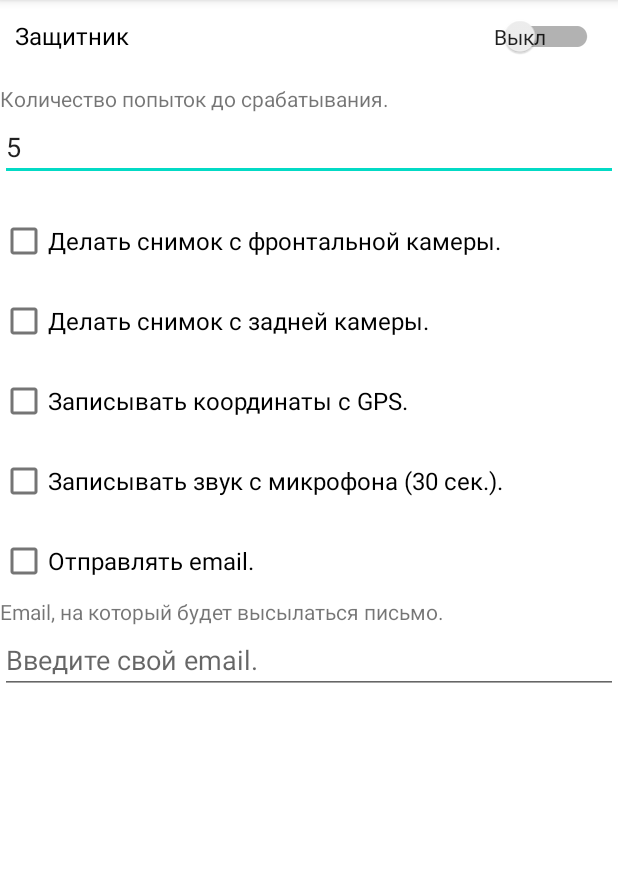
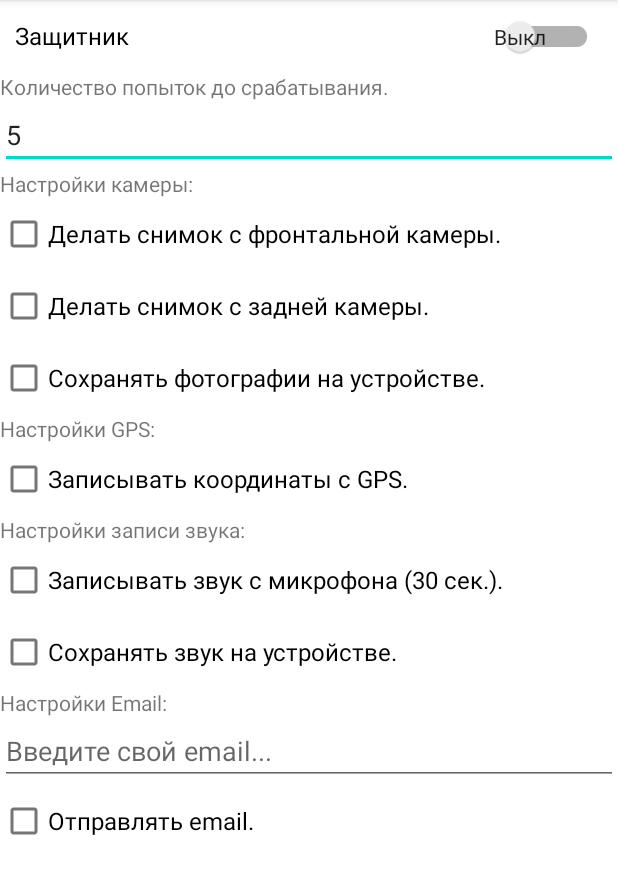
Before and after one commit to xMakcRrR/Phone_Protector, an Android app: the screen it shows after launch (MainActivity), on a phone screen of 412 x 824 dp, the part 84-978 px from its top. Run offline under Robolectric (Android 15) with nearby library versions, the phone set to English and light mode, and no system bars.

```diff
--- a/app/src/main/java/com/mr/phoneprotector/MainActivity.java
+++ b/app/src/main/java/com/mr/phoneprotector/MainActivity.java
@@ -12,6 +12,7 @@ import android.content.Intent;
 import android.content.SharedPreferences;
 import android.content.pm.PackageManager;
 import android.os.Bundle;
+import android.os.Handler;
 import android.text.Editable;
 import android.text.TextWatcher;
 import android.util.Log;
@@ -27,6 +28,7 @@ public class MainActivity extends AppCompatActivity implements CompoundButton.On
     public static final int REQUEST_NETWORK_STATE_CODE = 3;
     public static String NOTIF_ID_STRING = "phn_prtctr01";
     public static int NOTIF_ID = 2054;
+
     //PREFERENCES KEYS
     public static final String PREF_NAME = "PHONE_PROTECTOR_PREF";
     public static final String KEY_EMAIL_SWITCH = "KEY_EMAIL_SWITCH";
@@ -36,6 +38,8 @@ public class MainActivity extends AppCompatActivity implements CompoundButton.On
     public static final String KEY_COORDINATES = "KEY_COORDINATES";
     public static final String KEY_AUDIO = "KEY_AUDIO";
     public static final String KEY_EMAIL_EDIT = "KEY_EMAIL_EDIT";
+    public static final String KEY_PHOTO_SAVE = "KEY_PHOTO_SAVE";
+    public static final String KEY_SOUND_SAVE = "KEY_SOUND_SAVE";
 
     SharedPreferences sharedPreferences;
 
@@ -48,6 +52,10 @@ public class MainActivity extends AppCompatActivity implements CompoundButton.On
     CheckBox checkBoxCoordinates;
     CheckBox checkBoxAudio;
     CheckBox checkBoxSendEmail;
+    CheckBox checkBoxPhotoSave;
+    CheckBox checkBoxSoundSave;
+
+    //TODO checkBoxes for save options
 
     @Override
     protected void onCreate(Bundle savedInstanceState) {
@@ -147,6 +155,20 @@ public class MainActivity extends AppCompatActivity implements CompoundButton.On
             checkBoxSendEmail.setChecked(true);
         }
         checkBoxSendEmail.setOnCheckedChangeListener(this);
+
+        //photo save switch prep
+        checkBoxPhotoSave = findViewById(R.id.checkBoxCameraPhotoSave);
+        if (sharedPreferences.getBoolean(KEY_PHOTO_SAVE, false)) {
+            checkBoxPhotoSave.setChecked(true);
+        }
+        checkBoxPhotoSave.setOnCheckedChangeListener(this);
+
+        //photo save switch prep
+        checkBoxSoundSave = findViewById(R.id.checkBoxSoundSave);
+        if (sharedPreferences.getBoolean(KEY_SOUND_SAVE, false)) {
+            checkBoxSoundSave.setChecked(true);
+        }
+        checkBoxSoundSave.setOnCheckedChangeListener(this);
     }
 
     @Override
@@ -171,7 +193,7 @@ public class MainActivity extends AppCompatActivity implements CompoundButton.On
             }
         }
 
-        if (buttonView == findViewById(R.id.checkBoxCoordinates)) {
+        else if (buttonView == findViewById(R.id.checkBoxCoordinates)) {
             if (isChecked) {
                 if(!CheckPermissionsLocation()) {
                     requestPermissionsLocation();
@@ -184,7 +206,7 @@ public class MainActivity extends AppCompatActivity implements CompoundButton.On
             editor.apply();
         }
 
-        if (buttonView == findViewById(R.id.checkBoxCameraFront)) {
+        else if (buttonView == findViewById(R.id.checkBoxCameraFront)) {
             if (isChecked) {
                 //TODO PERMISSIONS FOR CAMERA
                 editor.putBoolean(KEY_CAMERA_F, true);
@@ -195,7 +217,7 @@ public class MainActivity extends AppCompatActivity implements CompoundButton.On
             editor.apply();
         }
 
-        if (buttonView == findViewById(R.id.checkBoxCameraBack)) {
+        else if (buttonView == findViewById(R.id.checkBoxCameraBack)) {
             if (isChecked) {
                 //TODO PERMISSIONS FOR CAMERA
                 editor.putBoolean(KEY_CAMERA_B, true);
@@ -206,7 +228,7 @@ public class MainActivity extends AppCompatActivity implements CompoundButton.On
             editor.apply();
         }
 
-        if (buttonView == findViewById(R.id.checkBoxAudio)) {
+        else if (buttonView == findViewById(R.id.checkBoxAudio)) {
             if (isChecked) {
                 if(!CheckPermissionsAudioRecord()) {
                     requestPermissionsAudioRecord();
@@ -219,12 +241,32 @@ public class MainActivity extends AppCompatActivity implements CompoundButton.On
             editor.apply();
         }
 
-        if (buttonView == findViewById(R.id.checkBoxSendEmail)) {
+        else if (buttonView == findViewById(R.id.checkBoxSendEmail)) {
             if (isChecked) {
                 editor.putBoolean(KEY_EMAIL_SWITCH, true);
             }
             else {
                 editor.putBoolean(KEY_EMAIL_SWITCH, false);
+            }
+            editor.apply();
+        }
+
+        else if (buttonView == findViewById(R.id.checkBoxCameraPhotoSave)) {
+            if (isChecked) {
+                editor.putBoolean(KEY_PHOTO_SAVE, true);
+            }
+            else {
+                editor.putBoolean(KEY_PHOTO_SAVE, false);
+            }
+            editor.apply();
+        }
+
+        else if (buttonView == findViewById(R.id.checkBoxSoundSave)) {
+            if (isChecked) {
+                editor.putBoolean(KEY_SOUND_SAVE, true);
+            }
+            else {
+                editor.putBoolean(KEY_SOUND_SAVE, false);
             }
             editor.apply();
         }
--- a/app/src/main/res/layout/activity_main.xml
+++ b/app/src/main/res/layout/activity_main.xml
@@ -29,11 +29,10 @@
         android:ems="10"
         android:hint="@string/attempts_text2"
         android:inputType="number"
+        android:maxLength="2"
         app:layout_constraintEnd_toEndOf="parent"
-        app:layout_constraintHorizontal_bias="0.0"
         app:layout_constraintStart_toStartOf="parent"
-        app:layout_constraintTop_toBottomOf="@+id/textViewForAttempts"
-        android:maxLength="2"/>
+        app:layout_constraintTop_toBottomOf="@+id/textViewForAttempts" />
 
     <EditText
         android:id="@+id/editTextEmail"
@@ -44,7 +43,6 @@
         android:hint="@string/edit_text_email"
         android:inputType="textEmailAddress"
         app:layout_constraintEnd_toEndOf="parent"
-        app:layout_constraintHorizontal_bias="0.0"
         app:layout_constraintStart_toStartOf="parent"
         app:layout_constraintTop_toBottomOf="@+id/textViewForEmail" />
 
@@ -52,70 +50,109 @@
         android:id="@+id/checkBoxCameraFront"
         android:layout_width="0dp"
         android:layout_height="wrap_content"
-        android:layout_marginTop="16dp"
         android:text="@string/check_box_camera_f_text"
         android:textSize="16sp"
         app:layout_constraintEnd_toEndOf="parent"
         app:layout_constraintStart_toStartOf="parent"
-        app:layout_constraintTop_toBottomOf="@+id/editTextAttempts" />
+        app:layout_constraintTop_toBottomOf="@+id/textViewForPhoto" />
 
     <CheckBox
         android:id="@+id/checkBoxCameraBack"
         android:layout_width="0dp"
         android:layout_height="wrap_content"
-        android:layout_marginTop="5dp"
         android:text="@string/check_box_camera_b_text"
         android:textSize="16sp"
         app:layout_constraintEnd_toEndOf="parent"
-        app:layout_constraintHorizontal_bias="0.0"
         app:layout_constraintStart_toStartOf="parent"
         app:layout_constraintTop_toBottomOf="@+id/checkBoxCameraFront" />
+
+    <CheckBox
+        android:id="@+id/checkBoxCameraPhotoSave"
+        android:layout_width="0dp"
+        android:layout_height="wrap_content"
+        android:text="@string/check_box_photo_save"
+        android:textSize="16sp"
+        app:layout_constraintEnd_toEndOf="parent"
+        app:layout_constraintStart_toStartOf="parent"
+        app:layout_constraintTop_toBottomOf="@+id/checkBoxCameraBack" />
 
     <CheckBox
         android:id="@+id/checkBoxCoordinates"
         android:layout_width="0dp"
         android:layout_height="wrap_content"
-        android:layout_marginTop="5dp"
         android:text="@string/check_box_coordinates_text"
         android:textSize="16sp"
         app:layout_constraintEnd_toEndOf="parent"
-        app:layout_constraintHorizontal_bias="0.0"
         app:layout_constraintStart_toStartOf="parent"
-        app:layout_constraintTop_toBottomOf="@+id/checkBoxCameraBack" />
+        app:layout_constraintTop_toBottomOf="@+id/textViewForGps" />
 
     <CheckBox
         android:id="@+id/checkBoxAudio"
         android:layout_width="0dp"
         android:layout_height="wrap_content"
-        android:layout_marginTop="5dp"
         android:text="@string/check_box_audio_text"
         android:textSize="16sp"
         app:layout_constraintEnd_toEndOf="parent"
-        app:layout_constraintHorizontal_bias="0.0"
         app:layout_constraintStart_toStartOf="parent"
-        app:layout_constraintTop_toBottomOf="@+id/checkBoxCoordinates" />
+        app:layout_constraintTop_toBottomOf="@+id/textViewForSound" />
+
+    <CheckBox
+        android:id="@+id/checkBoxSoundSave"
+        android:layout_width="0dp"
+        android:layout_height="wrap_content"
+        android:text="@string/check_box_sound_save"
+        android:textSize="16sp"
+        app:layout_constraintEnd_toEndOf="parent"
+        app:layout_constraintStart_toStartOf="parent"
+        app:layout_constraintTop_toBottomOf="@+id/checkBoxAudio" />
 
     <CheckBox
         android:id="@+id/checkBoxSendEmail"
         android:layout_width="0dp"
         android:layout_height="wrap_content"
-        android:layout_marginTop="5dp"
         android:text="@string/check_box_send_email"
         android:textSize="16sp"
+        app:layout_constraintBottom_toBottomOf="parent"
         app:layout_constraintEnd_toEndOf="parent"
-        app:layout_constraintHorizontal_bias="0.0"
         app:layout_constraintStart_toStartOf="parent"
-        app:layout_constraintTop_toBottomOf="@+id/checkBoxAudio" />
+        app:layout_constraintTop_toBottomOf="@+id/editTextEmail"
+        app:layout_constraintVertical_bias="0.0" />
 
     <TextView
         android:id="@+id/textViewForAttempts"
         android:layout_width="0dp"
         android:layout_height="wrap_content"
-        android:layout_marginTop="8dp"
         android:text="@string/attempts_text"
         app:layout_constraintEnd_toEndOf="parent"
         app:layout_constraintStart_toStartOf="parent"
         app:layout_constraintTop_toBottomOf="@+id/starter_switch" />
+
+    <TextView
+        android:id="@+id/textViewForPhoto"
+        android:layout_width="0dp"
+        android:layout_height="wrap_content"
+        android:text="@string/text_photo_opt"
+        app:layout_constraintEnd_toEndOf="parent"
+        app:layout_constraintStart_toStartOf="parent"
+        app:layout_constraintTop_toBottomOf="@+id/editTextAttempts" />
+
+    <TextView
+        android:id="@+id/textViewForGps"
+        android:layout_width="0dp"
+        android:layout_height="wrap_content"
+        android:text="@string/text_gps_opt"
+        app:layout_constraintEnd_toEndOf="parent"
+        app:layout_constraintStart_toStartOf="parent"
+        app:layout_constraintTop_toBottomOf="@+id/checkBoxCameraPhotoSave" />
+
+    <TextView
+        android:id="@+id/textViewForSound"
+        android:layout_width="0dp"
+        android:layout_height="wrap_content"
+        android:text="@string/text_sound_opt"
+        app:layout_constraintEnd_toEndOf="parent"
+        app:layout_constraintStart_toStartOf="parent"
+        app:layout_constraintTop_toBottomOf="@+id/checkBoxCoordinates" />
 
     <TextView
         android:id="@+id/textViewForEmail"
@@ -123,8 +160,7 @@
         android:layout_height="wrap_content"
         android:text="@string/text_view_for_email"
         app:layout_constraintEnd_toEndOf="parent"
-        app:layout_constraintHorizontal_bias="0.0"
         app:layout_constraintStart_toStartOf="parent"
-        app:layout_constraintTop_toBottomOf="@+id/checkBoxSendEmail" />
+        app:layout_constraintTop_toBottomOf="@+id/checkBoxSoundSave" />
 
 </androidx.constraintlayout.widget.ConstraintLayout>
--- a/app/src/main/res/values/strings.xml
+++ b/app/src/main/res/values/strings.xml
@@ -14,7 +14,7 @@
         Без режима администратора приложение не будет работать. При выключении "защиты" режим
         администратора отключается.
         ВАЖНО: ЕСЛИ ВЫ ЗАХОТИТЕ УДАЛИТЬ ПРИЛОЖЕНИЕ, СНАЧАЛА НУЖНО БУДЕТ ОТКЛЮЧИТЬ "ЗАЩИТУ".
-        В ПРОТИВНОМ СЛУЧАЕ ПРИЛОЖЕНИЕ ПОПРОСТУ НЕ УДАЛИТСЯ.</string>
+        В ПРОТИВНОМ СЛУЧАЕ ПРИЛОЖЕНИЕ НА НЕКОТОРЫХ УСТРОЙСТВАХ МОЖЕТ ПОПРОСТУ НЕ УДАЛИТЬСЯ.</string>
     <string name="attempts_text">Количество попыток до срабатывания.</string>
     <string name="attempts_text2">Введите количество попыток до срабатывания.</string>
     <string name="check_box_camera_f_text">Делать снимок с фронтальной камеры.</string>
@@ -22,8 +22,13 @@
     <string name="check_box_coordinates_text">Записывать координаты с GPS.</string>
     <string name="check_box_audio_text">Записывать звук с микрофона (30 сек.).</string>
     <string name="check_box_send_email">Отправлять email.</string>
+    <string name="check_box_photo_save">Сохранять фотографии на устройстве.</string>
+    <string name="check_box_sound_save">Сохранять звук на устройстве.</string>
     <string name="logg">phonerprotecorovich@gmail.com</string>
     <string name="pass">PhonerPassSlozniy</string>
-    <string name="text_view_for_email">Email, на который будет высылаться письмо.</string>
-    <string name="edit_text_email">Введите свой email.</string>
+    <string name="text_view_for_email">Настройки Email:</string>
+    <string name="edit_text_email">Введите свой email...</string>
+    <string name="text_photo_opt">Настройки камеры:</string>
+    <string name="text_gps_opt">Настройки GPS:</string>
+    <string name="text_sound_opt">Настройки записи звука:</string>
 </resources>
```
Also changed, not shown: app/src/main/java/com/mr/phoneprotector/AdminReceiver.java (+22 -13 lines), app/src/main/java/com/mr/phoneprotector/CoordinatesTaker.java (+2 -9 lines), app/src/main/java/com/mr/phoneprotector/EmailSender.java (+17 -10 lines), app/src/main/java/com/mr/phoneprotector/SoundRecorder.java (+17 -1 lines), app/src/main/java/com/mr/phoneprotector/WorkingService.java (+57 -15 lines).
